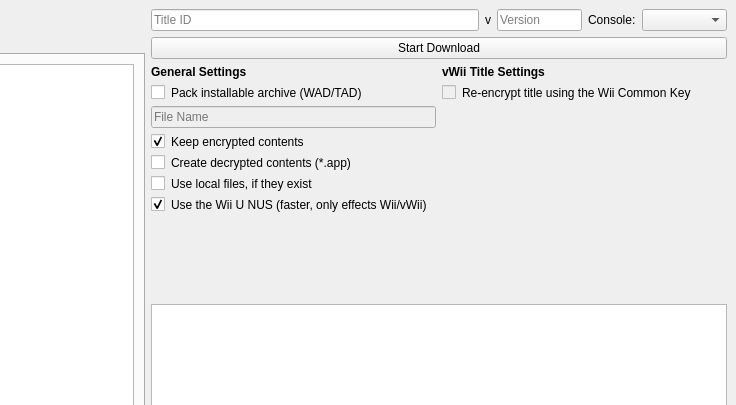
This is qt/ui/MainMenu.ui in NinjaCheetah/NUSGet as Qt 5 draws it before an edit; both pictures show x 274 to 1010 and y 0 to 405 of the 1010 by 625 pixel window. The edited form follows.
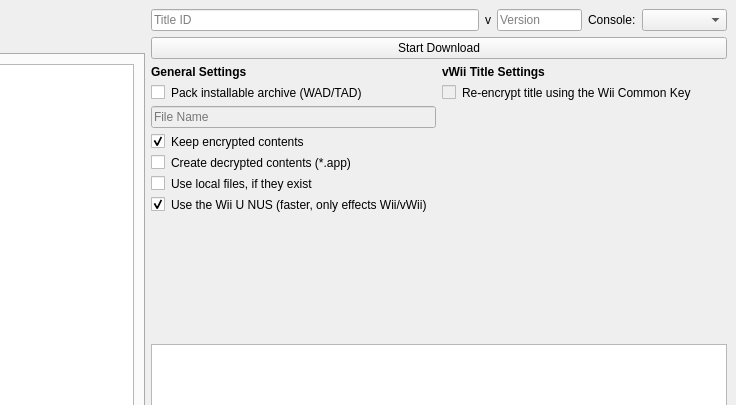
This is the edited form.

What changed in the file:
```diff
--- a/qt/ui/MainMenu.ui
+++ b/qt/ui/MainMenu.ui
@@ -407,6 +407,9 @@
             <property name="orientation">
              <enum>Qt::Vertical</enum>
             </property>
+            <property name="sizeType">
+             <enum>QSizePolicy::Expanding</enum>
+            </property>
             <property name="sizeHint" stdset="0">
              <size>
               <width>20</width>
@@ -513,7 +516,7 @@
         <property name="minimumSize">
          <size>
           <width>0</width>
-          <height>312</height>
+          <height>247</height>
          </size>
         </property>
         <property name="markdown">
```
